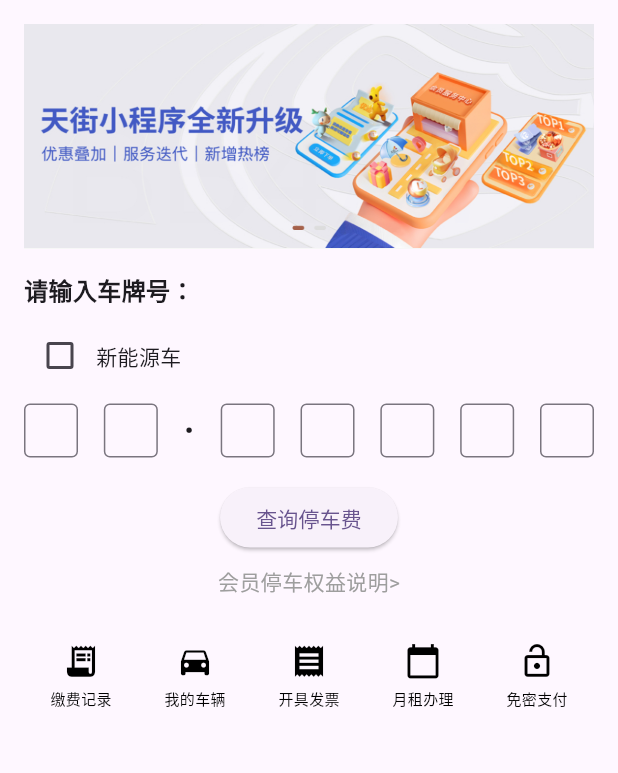
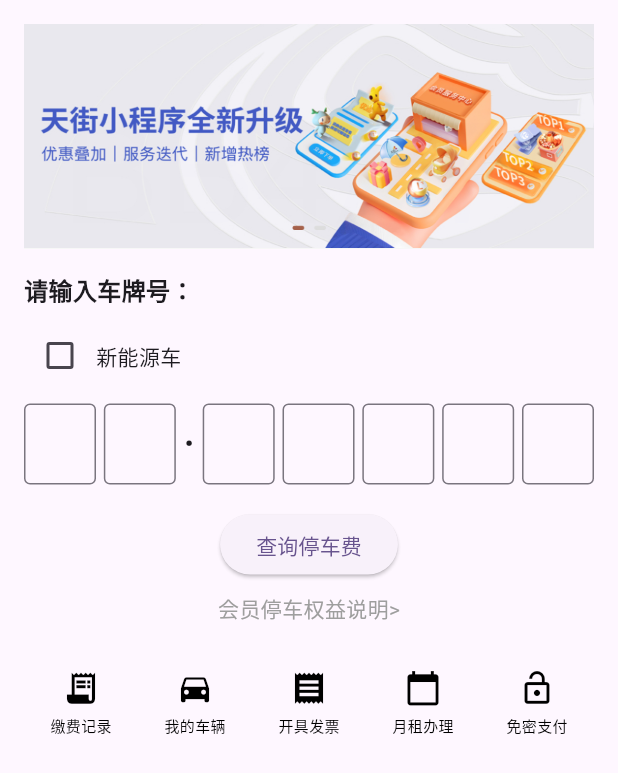
Before and after one commit to thisXuan/parkinglot_frontend, a Flutter app: the CarPage screen opened directly, on a phone screen of 412 x 824 dp. Shown: the top 773 px of the screen. Run offline on Flutter 3.47's test engine with Material 3 defaults, Android fonts, the light colour scheme and no system bars; our stand-ins replace dio, flutter_easyloading, qr_flutter, shared_preferences; missing offline and left inert: flutter_baidu_mapapi_base, flutter_baidu_mapapi_map, flutter_bmflocation, qr_code_scanner; accounts and stored records are empty; network calls fail.

Commit message:
调整车牌输入框

```diff
--- a/lib/QRcode/DisplayQRCodePage.dart
+++ b/lib/QRcode/DisplayQRCodePage.dart
@@ -4,7 +4,7 @@ import 'package:qr_flutter/qr_flutter.dart';
 class DisplayQRCodePage extends StatelessWidget {
   @override
   Widget build(BuildContext context) {
-    String content = "A3AA0"; // 二维码内容
+    String content = "A10"; // 二维码内容
 
     return Scaffold(
       appBar: AppBar(
--- a/lib/mainPages/CarSearch.dart
+++ b/lib/mainPages/CarSearch.dart
@@ -61,8 +61,8 @@ class _CarPageState extends State<CarPage> {
 
   Widget _buildSquareInput(int index) {
     return SizedBox(
-      width: 36.0,
-      height: 36.0,
+      width: 48.0,
+      height: 54.0,
       child: TextField(
         controller: _controllers[index],
         maxLength: 1,
```
